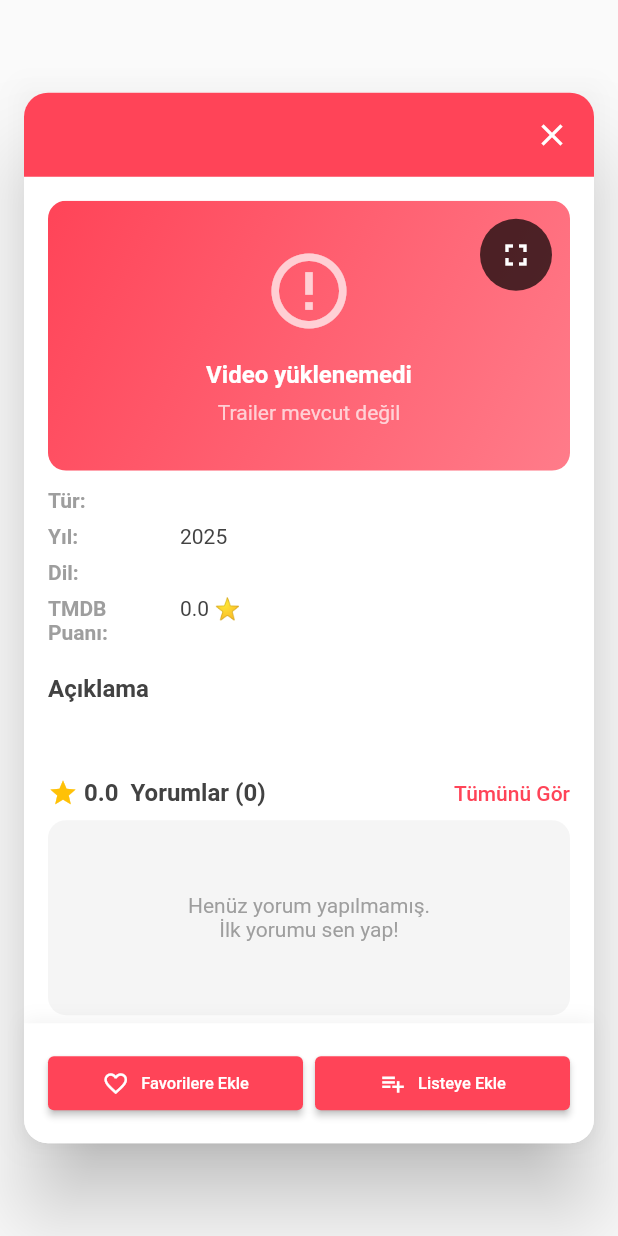
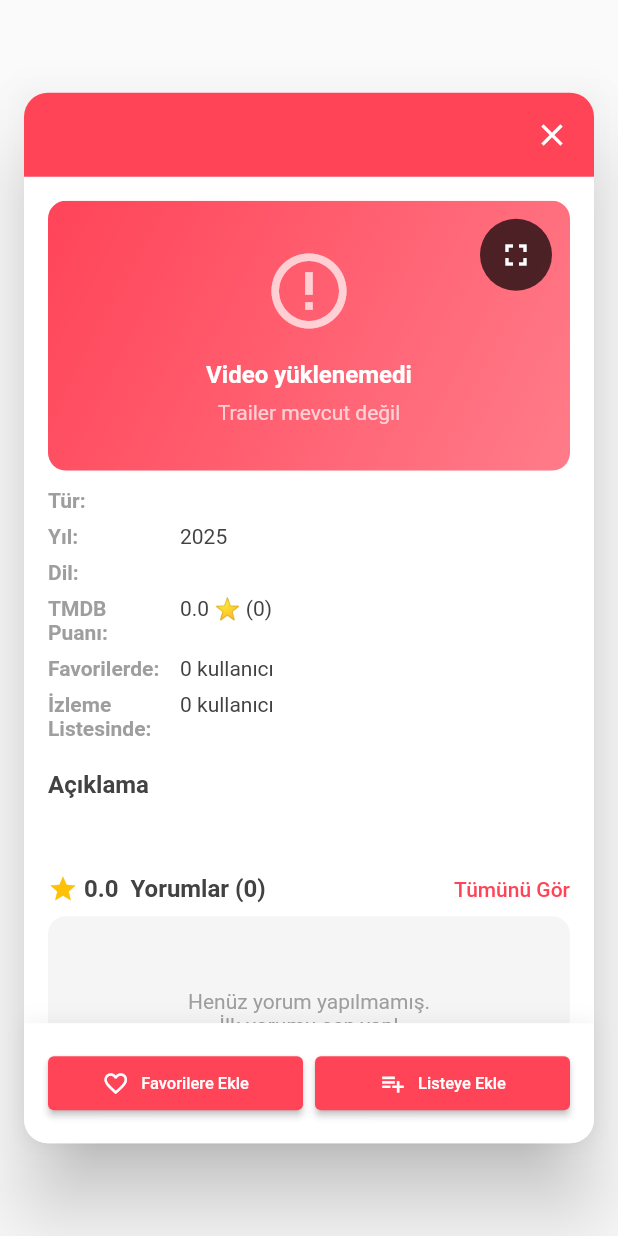
Before and after one commit to m6rt/Filmatch-filmgrid-, a Flutter app: the MovieDetailModal widget shown alone on an empty page, opened directly with empty values, on a phone screen of 412 x 824 dp. Run offline on Flutter 3.47's test engine with Material 3 defaults, Android fonts, the phone set to English and light mode, and no system bars; our stand-ins replace cloud_firestore, connectivity_plus, device_preview, firebase_auth, firebase_core, firebase_storage and 7 more; missing offline and left inert: firebase_ui_auth; accounts and stored records are empty.

Commit message:
favoritelist and watching list adding count added on cards

```diff
--- a/lib/services/profile_service.dart
+++ b/lib/services/profile_service.dart
@@ -824,4 +824,31 @@ class ProfileService {
       print('Error sending comment notifications to followers: $e');
     }
   }
+
+  // Film istatistiklerini getir (kaç kişi favoriye/watchliste ekledi)
+  Future<Map<String, int>> getMovieStats(String movieId) async {
+    try {
+      // Favorilerde kaç kez geçiyor
+      final favoritesQuery =
+          await _firestore
+              .collection('users')
+              .where('favoriteMovieIds', arrayContains: movieId)
+              .get();
+
+      // Watchlist'te kaç kez geçiyor
+      final watchlistQuery =
+          await _firestore
+              .collection('users')
+              .where('watchlistMovieIds', arrayContains: movieId)
+              .get();
+
+      return {
+        'favoriteCount': favoritesQuery.docs.length,
+        'watchlistCount': watchlistQuery.docs.length,
+      };
+    } catch (e) {
+      print('Error getting movie stats: $e');
+      return {'favoriteCount': 0, 'watchlistCount': 0};
+    }
+  }
 }
--- a/lib/widgets/movie_detail_modal.dart
+++ b/lib/widgets/movie_detail_modal.dart
@@ -44,6 +44,9 @@ class _MovieDetailModalState extends State<MovieDetailModal> {
     'formattedRating': '0.0',
   };
 
+  // Film istatistikleri için
+  Map<String, int> _movieStats = {'favoriteCount': 0, 'watchlistCount': 0};
+
   @override
   void initState() {
     super.initState();
@@ -61,11 +64,31 @@ class _MovieDetailModalState extends State<MovieDetailModal> {
     final ratingInfo = await _commentsService.getMovieRatingInfo(
       widget.movie.id,
     );
+    final movieStats = await widget.profileService.getMovieStats(
+      widget.movie.id.toString(),
+    );
     setState(() {
       _comments = comments;
       _ratingInfo = ratingInfo;
+      _movieStats = movieStats;
       _isLoadingComments = false;
     });
+  }
+
+  // Film istatistiklerini yeniden yükle
+  Future<void> _reloadMovieStats() async {
+    try {
+      final movieStats = await widget.profileService.getMovieStats(
+        widget.movie.id.toString(),
+      );
+      if (mounted) {
+        setState(() {
+          _movieStats = movieStats;
+        });
+      }
+    } catch (e) {
+      print('Error reloading movie stats: $e');
+    }
   }
 
   Future<void> _checkMovieStatus() async {
@@ -255,7 +278,15 @@ class _MovieDetailModalState extends State<MovieDetailModal> {
                             ),
                             _buildInfoRow(
                               'TMDB Puanı',
-                              '${widget.movie.voteAverage.toStringAsFixed(1)} ⭐',
+                              '${widget.movie.voteAverage.toStringAsFixed(1)} ⭐ (${widget.movie.voteCount})',
+                            ),
+                            _buildInfoRow(
+                              'Favorilerde',
+                              '${_movieStats['favoriteCount']} kullanıcı',
+                            ),
+                            _buildInfoRow(
+                              'İzleme Listesinde',
+                              '${_movieStats['watchlistCount']} kullanıcı',
                             ),
 
                             const SizedBox(height: 12),
@@ -342,6 +373,8 @@ class _MovieDetailModalState extends State<MovieDetailModal> {
                                                             _isInFavorites =
                                                                 false,
                                                       );
+                                                      // İstatistikleri yenile
+                                                      await _reloadMovieStats();
                                                       ScaffoldMessenger.of(
                                                         context,
                                                       ).showSnackBar(
@@ -368,6 +401,8 @@ class _MovieDetailModalState extends State<MovieDetailModal> {
                                                               _isInFavorites =
                                                                   true,
                                                         );
+                                                        // İstatistikleri yenile
+                                                        await _reloadMovieStats();
                                                       }
                                                     }
                                                   }
@@ -447,6 +482,8 @@ class _MovieDetailModalState extends State<MovieDetailModal> {
                                                             _isInWatchlist =
                                                                 false,
                                                       );
+                                                      // İstatistikleri yenile
+                                                      await _reloadMovieStats();
                                                       ScaffoldMessenger.of(
                                                         context,
                                                       ).showSnackBar(
@@ -473,6 +510,8 @@ class _MovieDetailModalState extends State<MovieDetailModal> {
                                                               _isInWatchlist =
                                                                   true,
                                                         );
+                                                        // İstatistikleri yenile
+                                                        await _reloadMovieStats();
                                                       }
                                                     }
                                                   }
```
Also changed, not shown: lib/views/swipe_view.dart (+47 -0 lines).
